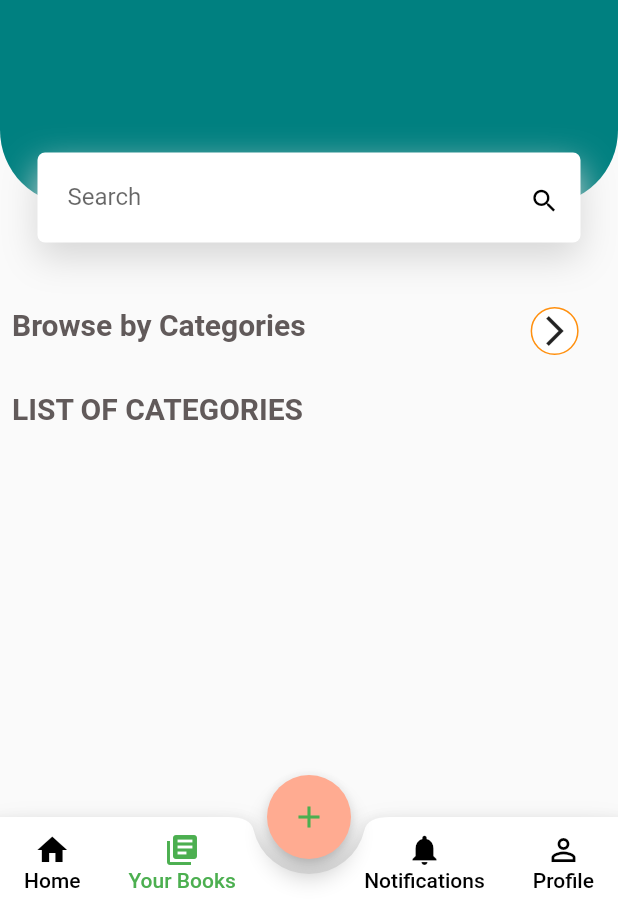
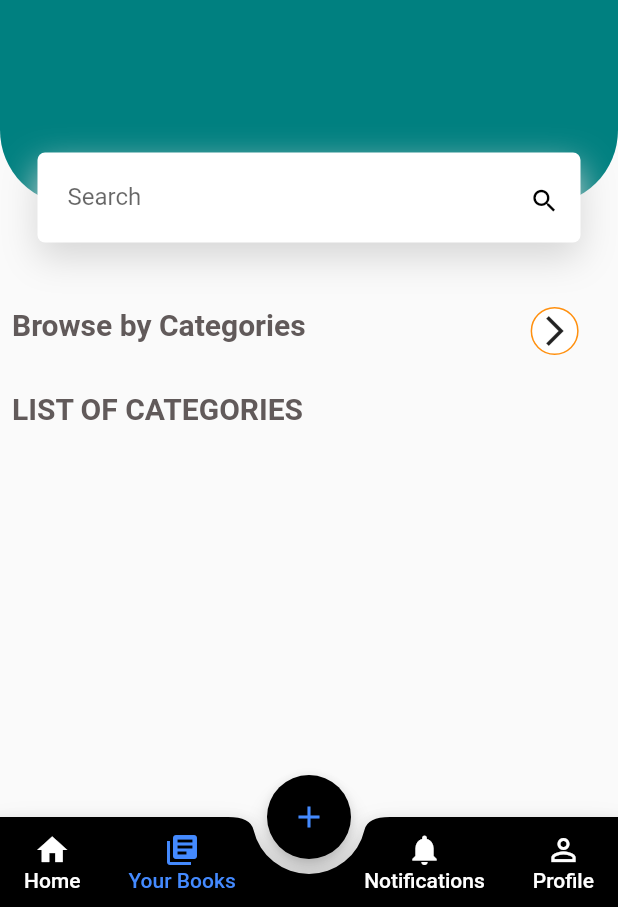
Before and after one commit to kshitijchaudhary/flutter-ekitab-pasal, a Flutter app: the screen it shows after launch, after a tap on "Your Books", on a phone screen of 412 x 824 dp, the part 329-1236 px from its top. Run offline on Flutter 3.47's test engine with Material 2 defaults, Android fonts, the phone set to English and light mode, and no system bars; our stand-ins replace carousel_pro, flutter_swiper, page_transition, shared_preferences, shimmer, simple_animations; missing offline and left inert: mdi.

Commit message:
Color Changed of Bottom Nav bar and FAB

```diff
--- a/lib/screens/home.dart
+++ b/lib/screens/home.dart
@@ -92,6 +92,9 @@ void _onItemTapped(int index) {
      currentTab = index;
    });
  }
+//  Widget childWidget = ChildWidget(
+
+//   );
     @override
     Widget build(BuildContext context) {
       MediaQueryData media = MediaQuery.of(context);
@@ -100,6 +103,133 @@ void _onItemTapped(int index) {
 
 
     return  Scaffold(
+        bottomNavigationBar: BottomAppBar(
+        shape: CircularNotchedRectangle(),
+        color: Colors.black,
+        notchMargin: 10,
+        child: Container(
+          height: 60,
+          child: Row(
+            mainAxisAlignment: MainAxisAlignment.spaceBetween,
+            children: <Widget>[
+              Row(
+                crossAxisAlignment: CrossAxisAlignment.start,
+                children: <Widget>[
+                  MaterialButton(
+                    minWidth: 40,
+                    onPressed: () {
+                      setState(() {
+                        currentScreen =
+                            Home(); // if user taps on this dashboard tab will be active
+                        currentTab = 0;
+                      });
+                    },
+                    child: Column(
+                      mainAxisAlignment: MainAxisAlignment.center,
+                      children: <Widget>[
+                        Icon(
+                          Icons.home,
+                          color: currentTab == 0 ? Colors.blueAccent : Colors.white,
+                        ),
+                        Text(
+                          'Home',
+                          style: TextStyle(
+                            color: currentTab == 0 ? Colors.blueAccent : Colors.white,
+                          ),
+                        ),
+                      ],
+                    ),
+                  ),
+                  MaterialButton(
+                    minWidth: 40,
+                    onPressed: () {
+                      setState(() {
+                        currentScreen =
+                            BookStatus(); // if user taps on this dashboard tab will be active
+                        currentTab = 1;
+                      });
+                    },
+                    child: Column(
+                      mainAxisAlignment: MainAxisAlignment.center,
+                      children: <Widget>[
+                        Icon(
+                          Icons.library_books,
+                          color: currentTab == 1 ? Colors.blueAccent : Colors.white,
+                        ),
+                        Text(
+                          'Your Books',
+                          style: TextStyle(
+                            color: currentTab == 1 ? Colors.blueAccent : Colors.white,
+                          ),
+                        ),
+                      ],
+                    ),
+                  )
+                ],
+              ),
+
+              // Right Tab bar icons
+
+              Row(
+                crossAxisAlignment: CrossAxisAlignment.start,
+                children: <Widget>[
+                  MaterialButton(
+                    minWidth: 40,
+                    onPressed: () {
+                      setState(() {
+                        currentScreen =
+                            Notifications(); // if user taps on this dashboard tab will be active
+                        currentTab = 2;
+                      });
+                    },
+                    child: Column(
+                      mainAxisAlignment: MainAxisAlignment.center,
+                      children: <Widget>[
+                        Icon(
+                          Icons.notifications,
+                          color: currentTab == 2 ? Colors.blueAccent : Colors.white,
+                        ),
+                        Text(
+                          'Notifications',
+                          style: TextStyle(
+                            color: currentTab == 2 ? Colors.blueAccent : Colors.white,
+                          ),
+                        ),
+                      ],
+                    ),
+                  ),
+                  MaterialButton(
+                    minWidth: 40,
+                    onPressed: () {
+                      setState(() {
+                        currentScreen =
+                            UserProfile(); // if user taps on this dashboard tab will be active
+                        currentTab = 3;
+                      });
+                    },
+                    child: Column(
+                      mainAxisAlignment: MainAxisAlignment.center,
+                      children: <Widget>[
+                        Icon(
+                          Icons.person_outline,
+                          color: currentTab == 3 ? Colors.blueAccent : Colors.white,
+                        ),
+                        Text(
+                          'Profile',
+                          style: TextStyle(
+                            color: currentTab == 3 ? Colors.blueAccent : Colors.white,
+                          ),
+                        ),
+                      ],
+                    ),
+                  )
+                ],
+              )
+
+            ],
+          ),
+        ),
+      ),
       appBar: AppBar(
         title: new Text("Home") ,
         //widget.drawerItems[_selectedIndex].title
@@ -120,8 +250,8 @@ void _onItemTapped(int index) {
       //screens[currentTab],
 //CODE FOR FLOATING ACTION BUTTON
       floatingActionButton: FloatingActionButton(
-        child: Icon(Icons.add,color: Colors.green,),
-
+        child: Icon(Icons.add,color: Colors.blueAccent,),
+        backgroundColor: Colors.black,
         onPressed: () {
               Navigator.push(
                 context,
@@ -134,13 +264,12 @@ void _onItemTapped(int index) {
         drawer: AppDrawer(),
        // bottomNavigationBar: MyBottomNavigationBar(),
          body:
+         SafeArea(
 
+        // child: Stack(
+        //   fit: StackFit.expand,
 
-
-         SafeArea(
-        child: Stack(
-          fit: StackFit.expand,
-          children: <Widget>[
+        //   children: <Widget>[
           //       PageStorage(
           //   child: currentScreen,
           //   bucket: bucket,
@@ -148,7 +277,7 @@ void _onItemTapped(int index) {
         //  Center(
         //         child: screens.elementAt(currentTab),
         //         ),
-         SingleChildScrollView(
+        child: SingleChildScrollView(
 
           child:Column(
             children:<Widget>[
@@ -309,136 +438,136 @@ void _onItemTapped(int index) {
           // Center(
           //       child: screens[currentTab]
           //       ),
-          ],
-        ),
-         ),
+         // ],
+       // ),
+       //  ),
 
-      bottomNavigationBar: BottomAppBar(
-        shape: CircularNotchedRectangle(),
-        notchMargin: 10,
-        child: Container(
-          height: 60,
-          child: Row(
-            mainAxisAlignment: MainAxisAlignment.spaceBetween,
-            children: <Widget>[
-              Row(
-                crossAxisAlignment: CrossAxisAlignment.start,
-                children: <Widget>[
-                  MaterialButton(
-                    minWidth: 40,
-                    onPressed: () {
-                      setState(() {
-                        currentScreen =
-                            Home(); // if user taps on this dashboard tab will be active
-                        currentTab = 0;
-                      });
-                    },
-                    child: Column(
-                      mainAxisAlignment: MainAxisAlignment.center,
-                      children: <Widget>[
-                        Icon(
-                          Icons.home,
-                          color: currentTab == 0 ? Colors.green : Colors.black,
-                        ),
-                        Text(
-                          'Home',
-                          style: TextStyle(
-                            color: currentTab == 0 ? Colors.green : Colors.black,
-                          ),
-                        ),
-                      ],
-                    ),
-                  ),
-                  MaterialButton(
-                    minWidth: 40,
-                    onPressed: () {
-                      setState(() {
-                        currentScreen =
-                            BookStatus(); // if user taps on this dashboard tab will be active
-                        currentTab = 1;
-                      });
-                    },
-                    child: Column(
-                      mainAxisAlignment: MainAxisAlignment.center,
-                      children: <Widget>[
-                        Icon(
-                          Icons.library_books,
-                          color: currentTab == 1 ? Colors.green : Colors.black,
-                        ),
-                        Text(
-                          'Your Books',
-                          style: TextStyle(
-                            color: currentTab == 1 ? Colors.green : Colors.black,
-                          ),
-                        ),
-                      ],
-                    ),
-                  )
-                ],
-              ),
+      // bottomNavigationBar: BottomAppBar(
+      //   shape: CircularNotchedRectangle(),
+      //   notchMargin: 10,
+      //   child: Container(
+      //     height: 60,
+      //     child: Row(
+      //       mainAxisAlignment: MainAxisAlignment.spaceBetween,
+      //       children: <Widget>[
+      //         Row(
+      //           crossAxisAlignment: CrossAxisAlignment.start,
+      //           children: <Widget>[
+      //             MaterialButton(
+      //               minWidth: 40,
+      //               onPressed: () {
+      //                 setState(() {
+      //                   currentScreen =
+      //                       Home(); // if user taps on this dashboard tab will be active
+      //                   currentTab = 0;
+      //                 });
+      //               },
+      //               child: Column(
+      //                 mainAxisAlignment: MainAxisAlignment.center,
+      //                 children: <Widget>[
+      //                   Icon(
+      //                     Icons.home,
+      //                     color: currentTab == 0 ? Colors.green : Colors.black,
+      //                   ),
+      //                   Text(
+      //                     'Home',
+      //                     style: TextStyle(
+      //                       color: currentTab == 0 ? Colors.green : Colors.black,
+      //                     ),
+      //                   ),
+      //                 ],
+      //               ),
+      //             ),
+      //             MaterialButton(
+      //               minWidth: 40,
+      //               onPressed: () {
+      //                 setState(() {
+      //                   currentScreen =
+      //                       BookStatus(); // if user taps on this dashboard tab will be active
+      //                   currentTab = 1;
+      //                 });
+      //               },
+      //               child: Column(
+      //                 mainAxisAlignment: MainAxisAlignment.center,
+      //                 children: <Widget>[
+      //                   Icon(
+      //                     Icons.library_books,
+      //                     color: currentTab == 1 ? Colors.green : Colors.black,
+      //                   ),
+      //                   Text(
+      //                     'Your Books',
+      //                     style: TextStyle(
+      //                       color: currentTab == 1 ? Colors.green : Colors.black,
+      //                     ),
+      //                   ),
+      //                 ],
+      //               ),
+      //             )
+      //           ],
+      //         ),
 
-              // Right Tab bar icons
+      //         // Right Tab bar icons
 
-              Row(
-                crossAxisAlignment: CrossAxisAlignment.start,
-                children: <Widget>[
-                  MaterialButton(
-                    minWidth: 40,
-                    onPressed: () {
-                      setState(() {
-                        currentScreen =
-                            Notifications(); // if user taps on this dashboard tab will be active
-                        currentTab = 2;
-                      });
-                    },
-                    child: Column(
-                      mainAxisAlignment: MainAxisAlignment.center,
-                      children: <Widget>[
-                        Icon(
-                          Icons.notifications,
-                          color: currentTab == 2 ? Colors.green : Colors.black,
-                        ),
-                        Text(
-                          'Notifications',
-                          style: TextStyle(
-                            color: currentTab == 2 ? Colors.green : Colors.black,
-                          ),
-                        ),
-                      ],
-                    ),
-                  ),
-                  MaterialButton(
-                    minWidth: 40,
-                    onPressed: () {
-                      setState(() {
-                        currentScreen =
-                            UserProfile(); // if user taps on this dashboard tab will be active
-                        currentTab = 3;
-                      });
-                    },
-                    child: Column(
-                      mainAxisAlignment: MainAxisAlignment.center,
-                      children: <Widget>[
-                        Icon(
-                          Icons.person_outline,
-                          color: currentTab == 3 ? Colors.green : Colors.black,
-                        ),
-                        Text(
-                          'Profile',
-                          style: TextStyle(
-                            color: currentTab == 3 ? Colors.green : Colors.black,
-                          ),
-                        ),
-                      ],
-                    ),
-                  )
-                ],
-              )
+      //         Row(
+      //           crossAxisAlignment: CrossAxisAlignment.start,
+      //           children: <Widget>[
+      //             MaterialButton(
+      //               minWidth: 40,
+      //               onPressed: () {
+      //                 setState(() {
+      //                   currentScreen =
+      //                       Notifications(); // if user taps on this dashboard tab will be active
+      //                   currentTab = 2;
+      //                 });
+      //               },
+      //               child: Column(
+      //                 mainAxisAlignment: MainAxisAlignment.center,
+      //                 children: <Widget>[
+      //                   Icon(
+      //                     Icons.notifications,
+      //                     color: currentTab == 2 ? Colors.green : Colors.black,
+      //                   ),
+      //                   Text(
+      //                     'Notifications',
+      //                     style: TextStyle(
+      //                       color: currentTab == 2 ? Colors.green : Colors.black,
+      //                     ),
+      //                   ),
+      //                 ],
+      //               ),
+      //             ),
+      //             MaterialButton(
+      //               minWidth: 40,
+      //               onPressed: () {
+      //                 setState(() {
+      //                   currentScreen =
+      //                       UserProfile(); // if user taps on this dashboard tab will be active
+      //                   currentTab = 3;
+      //                 });
+      //               },
+      //               child: Column(
+      //                 mainAxisAlignment: MainAxisAlignment.center,
+      //                 children: <Widget>[
+      //                   Icon(
+      //                     Icons.person_outline,
+      //                     color: currentTab == 3 ? Colors.green : Colors.black,
+      //                   ),
+      //                   Text(
+      //                     'Profile',
+      //                     style: TextStyle(
+      //                       color: currentTab == 3 ? Colors.green : Colors.black,
+      //                     ),
+      //                   ),
+      //                 ],
+      //               ),
+      //             )
+      //           ],
+      //         )
 
-            ],
-          ),
-        ),
-      ),
+      //       ],
+      //     ),
+      //   ),
+      // ),
 
 
 
@@ -493,7 +622,9 @@ void _onItemTapped(int index) {
 //       onTap: _onItemTapped,
 //     ),   //  body: _setDrawerItemWidget(_selectedIndex)
 //    ),
+    )
     );
+
     }
 
 
```
